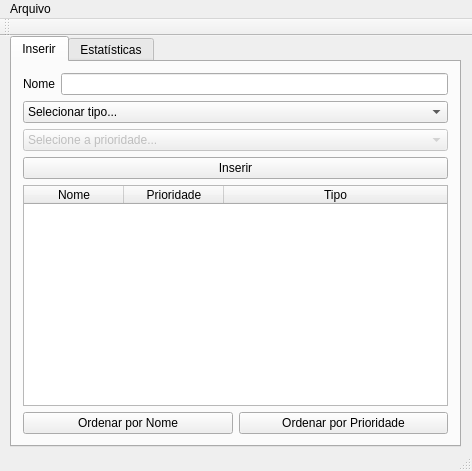
Above: mainwindow.ui from calebeof/MedTask before the change. Below: the same form after it.
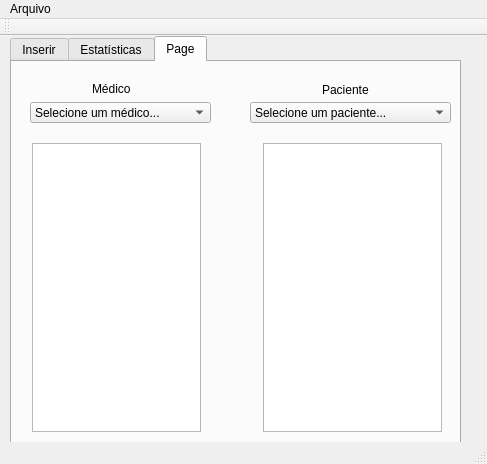
That is the form after the change.

The edit to the form file:
```diff
--- a/mainwindow.ui
+++ b/mainwindow.ui
@@ -6,8 +6,8 @@
    <rect>
     <x>0</x>
     <y>0</y>
-    <width>472</width>
-    <height>471</height>
+    <width>487</width>
+    <height>464</height>
    </rect>
   </property>
   <property name="windowTitle">
@@ -24,7 +24,7 @@
      </rect>
     </property>
     <property name="currentIndex">
-     <number>0</number>
+     <number>2</number>
     </property>
     <widget class="QWidget" name="Inserir">
      <attribute name="title">
@@ -253,6 +253,97 @@
       </layout>
      </widget>
     </widget>
+    <widget class="QWidget" name="tab_2">
+     <attribute name="title">
+      <string>Page</string>
+     </attribute>
+     <widget class="QWidget" name="horizontalLayoutWidget">
+      <property name="geometry">
+       <rect>
+        <x>9</x>
+        <y>70</y>
+        <width>191</width>
+        <height>311</height>
+       </rect>
+      </property>
+      <layout class="QHBoxLayout" name="horizontalLayout_2">
+       <item>
+        <widget class="QTableWidget" name="tableWidget"/>
+       </item>
+      </layout>
+     </widget>
+     <widget class="QWidget" name="horizontalLayoutWidget_2">
+      <property name="geometry">
+       <rect>
+        <x>240</x>
+        <y>70</y>
+        <width>201</width>
+        <height>311</height>
+       </rect>
+      </property>
+      <layout class="QHBoxLayout" name="horizontalLayout_4">
+       <item>
+        <widget class="QTableWidget" name="tableWidget_2"/>
+       </item>
+      </layout>
+     </widget>
+     <widget class="QComboBox" name="comboMed">
+      <property name="geometry">
+       <rect>
+        <x>18</x>
+        <y>40</y>
+        <width>181</width>
+        <height>21</height>
+       </rect>
+      </property>
+      <item>
+       <property name="text">
+        <string>Selecione um médico...</string>
+       </property>
+      </item>
+     </widget>
+     <widget class="QComboBox" name="comboPac">
+      <property name="geometry">
+       <rect>
+        <x>238</x>
+        <y>40</y>
+        <width>201</width>
+        <height>21</height>
+       </rect>
+      </property>
+      <item>
+       <property name="text">
+        <string>Selecione um paciente...</string>
+       </property>
+      </item>
+     </widget>
+     <widget class="QLabel" name="label_2">
+      <property name="geometry">
+       <rect>
+        <x>80</x>
+        <y>20</y>
+        <width>47</width>
+        <height>13</height>
+       </rect>
+      </property>
+      <property name="text">
+       <string>Médico</string>
+      </property>
+     </widget>
+     <widget class="QLabel" name="label_3">
+      <property name="geometry">
+       <rect>
+        <x>310</x>
+        <y>20</y>
+        <width>47</width>
+        <height>16</height>
+       </rect>
+      </property>
+      <property name="text">
+       <string>Paciente</string>
+      </property>
+     </widget>
+    </widget>
    </widget>
   </widget>
   <widget class="QMenuBar" name="menuBar">
@@ -260,8 +351,8 @@
     <rect>
      <x>0</x>
      <y>0</y>
-     <width>472</width>
-     <height>22</height>
+     <width>487</width>
+     <height>21</height>
     </rect>
    </property>
    <widget class="QMenu" name="menuArquivo">
```
Left out of the diff: 2 changed lines with no effect on the pictures.
